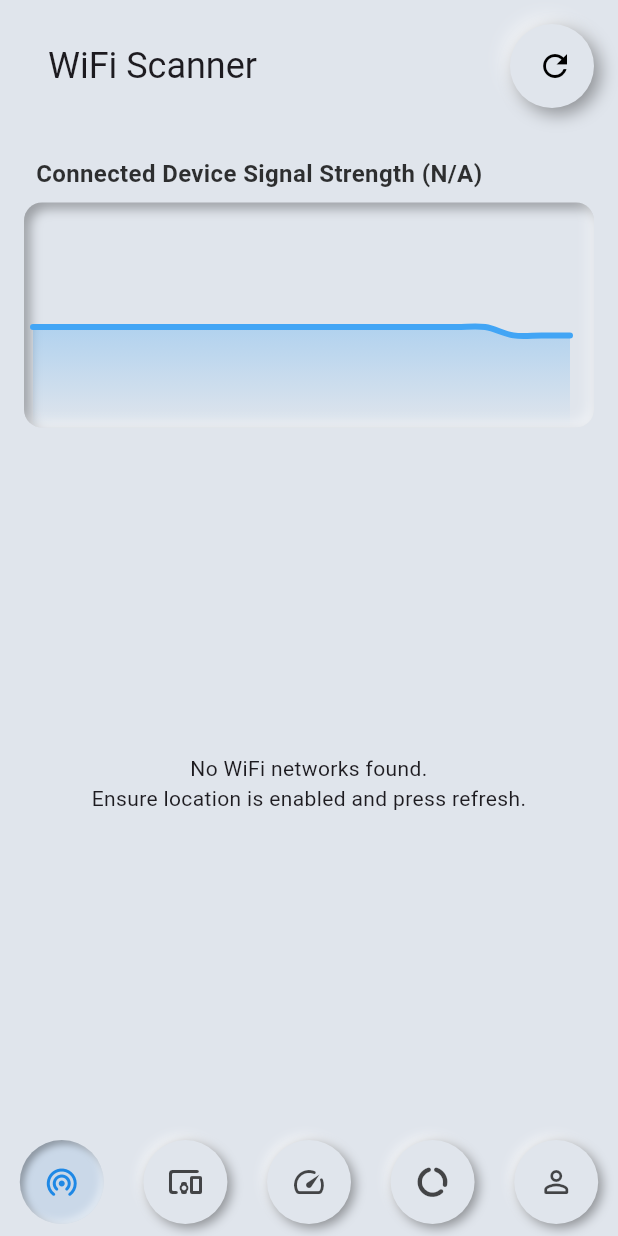
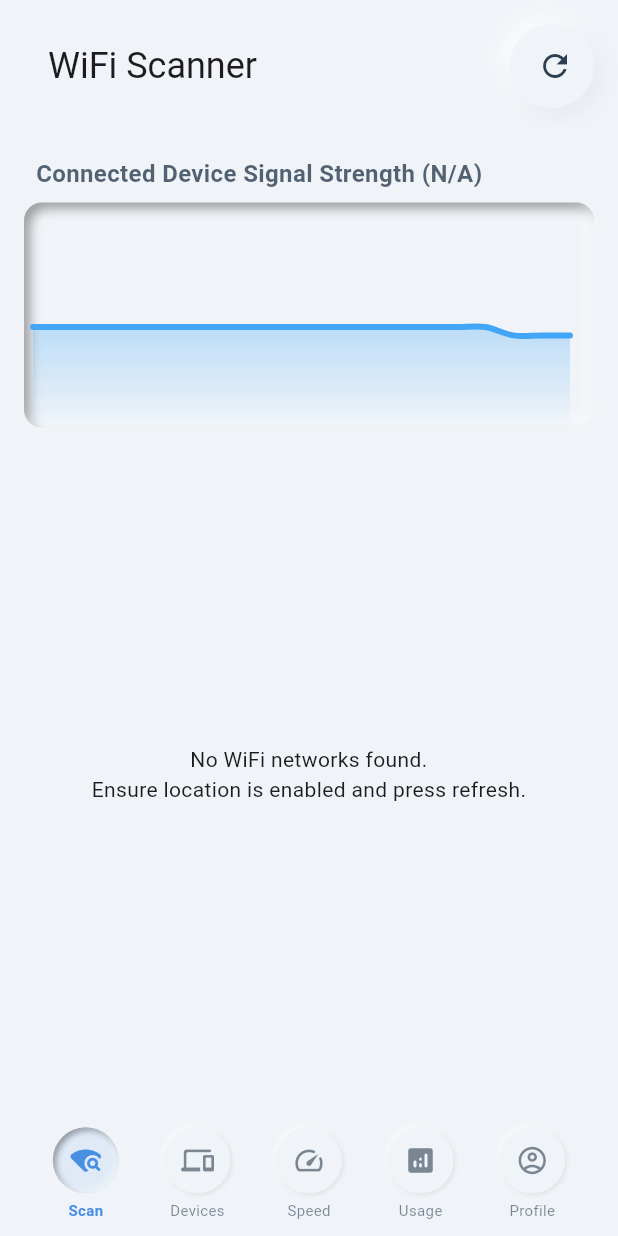
Before and after one commit to RensithUdara/WiFi-Security-and-Analysis-App, a Flutter app: the screen it shows after launch, on a phone screen of 412 x 824 dp. Run offline on Flutter 3.47's test engine with Material 3 defaults, Android fonts, the phone set to English and light mode, and no system bars; drawn by our look-alikes of fl_chart; our stand-ins replace cloud_firestore, firebase_auth, firebase_core, flutter_neumorphic_plus, font_awesome_flutter, permission_handler and 1 more; missing offline and left inert: android_intent_plus, network_info_plus, network_tools, speed_checker_plugin, wifi_scan; accounts and stored records are empty; generated files the repository leaves out were written again.

Commit message:
Refactor Neumorphic theme colors and properties for improved UI consistency

```diff
--- a/lib/main.dart
+++ b/lib/main.dart
@@ -30,17 +30,28 @@ class WiFiSecurityApp extends StatelessWidget {
     final themeManager = Provider.of<ThemeManager>(context);
     return NeumorphicApp(
       title: 'WiFi Security',
-      themeMode: themeManager.themeMode, // Controlled by the ThemeManager
+      themeMode: themeManager.themeMode,
       theme: NeumorphicThemeData(
-        baseColor: Color(0xFFE0E5EC),
+        baseColor: Color(0xFFF0F4F8),
+        lightSource: LightSource.topLeft,
+        depth: 10,
+        intensity: 0.8,
+        shadowLightColor: Colors.white,
+        shadowDarkColor: Color(0xFFD1D9E6).withOpacity(0.5),
+        variantColor: Color(0xFFE8F2FF),
+        accentColor: Color(0xFF4A90E2),
+        defaultTextColor: Color(0xFF2C3E50),
+      ),
+      darkTheme: NeumorphicThemeData.dark(
+        baseColor: Color(0xFF2C2C2E),
         lightSource: LightSource.topLeft,
         depth: 8,
-        intensity: 0.7,
-      ),
-      darkTheme: NeumorphicThemeData.dark(
-        baseColor: Color(0xFF3E3E3E),
-        lightSource: LightSource.topLeft,
-        depth: 4,
+        intensity: 0.6,
+        shadowLightColor: Color(0xFF404040),
+        shadowDarkColor: Color(0xFF1C1C1E),
+        variantColor: Color(0xFF3A3A3C),
+        accentColor: Color(0xFF64B5F6),
+        defaultTextColor: Color(0xFFE8E8E8),
       ),
       debugShowCheckedModeBanner: false,
       home: MainScreen(),
--- a/lib/screens/main_screen.dart
+++ b/lib/screens/main_screen.dart
@@ -41,38 +41,84 @@ class _MainScreenState extends State<MainScreen> {
 
   Widget _buildBottomNavBar() {
     return Container(
+      height: 85,
+      decoration: BoxDecoration(
         color: NeumorphicTheme.baseColor(context),
-      padding: const EdgeInsets.symmetric(vertical: 8),
+        boxShadow: [
+          BoxShadow(
+            color: NeumorphicTheme.baseColor(context).withOpacity(0.8),
+            offset: Offset(0, -8),
+            blurRadius: 20,
+            spreadRadius: 0,
+          ),
+        ],
+      ),
       child: SafeArea(
+        child: Padding(
+          padding: const EdgeInsets.symmetric(horizontal: 20, vertical: 8),
           child: Row(
             mainAxisAlignment: MainAxisAlignment.spaceAround,
             children: [
-            _buildNavItem(Icons.wifi_tethering_rounded, 0),
-            _buildNavItem(Icons.devices_other_rounded, 1),
-            _buildNavItem(Icons.speed_rounded, 2),
-            _buildNavItem(Icons.data_usage_rounded, 3),
-            _buildNavItem(Icons.person_outline_rounded, 4),
+              _buildNavItem(Icons.wifi_find_rounded, 'Scan', 0),
+              _buildNavItem(Icons.devices_rounded, 'Devices', 1),
+              _buildNavItem(Icons.speed_rounded, 'Speed', 2),
+              _buildNavItem(Icons.analytics_rounded, 'Usage', 3),
+              _buildNavItem(Icons.account_circle_outlined, 'Profile', 4),
             ],
+          ),
         ),
       ),
     );
   }
 
-  Widget _buildNavItem(IconData icon, int index) {
+  Widget _buildNavItem(IconData icon, String label, int index) {
     final isSelected = _selectedIndex == index;
-    return NeumorphicButton(
-      onPressed: () => _onItemTapped(index),
+    return Expanded(
+      child: GestureDetector(
+        onTap: () => _onItemTapped(index),
+        child: Container(
+          height: 60,
+          child: Column(
+            mainAxisAlignment: MainAxisAlignment.center,
+            children: [
+              Neumorphic(
                 style: NeumorphicStyle(
                   shape: NeumorphicShape.flat,
                   boxShape: NeumorphicBoxShape.circle(),
-        depth: isSelected ? -5 : 5,
+                  depth: isSelected ? -4 : 2,
                   lightSource: LightSource.topLeft,
-        color: isSelected ? Color(0xFFCAD8E8) : NeumorphicTheme.baseColor(context),
+                  color: isSelected
+                    ? NeumorphicTheme.accentColor(context).withOpacity(0.1)
+                    : NeumorphicTheme.baseColor(context),
+                  shadowLightColor: Colors.white.withOpacity(0.9),
+                  shadowDarkColor: Colors.grey.withOpacity(0.3),
                 ),
-      padding: const EdgeInsets.all(16),
+                child: Container(
+                  width: 44,
+                  height: 44,
                   child: Icon(
                     icon,
-        color: isSelected ? Colors.blue.shade600 : NeumorphicTheme.defaultTextColor(context).withOpacity(0.7),
+                    size: 22,
+                    color: isSelected
+                      ? NeumorphicTheme.accentColor(context)
+                      : NeumorphicTheme.defaultTextColor(context).withOpacity(0.6),
+                  ),
+                ),
+              ),
+              SizedBox(height: 4),
+              Text(
+                label,
+                style: TextStyle(
+                  fontSize: 10,
+                  fontWeight: isSelected ? FontWeight.w600 : FontWeight.w400,
+                  color: isSelected
+                    ? NeumorphicTheme.accentColor(context)
+                    : NeumorphicTheme.defaultTextColor(context).withOpacity(0.6),
+                ),
+              ),
+            ],
+          ),
+        ),
       ),
     );
   }
```
Lines whose indentation alone changed are shown as unchanged.
